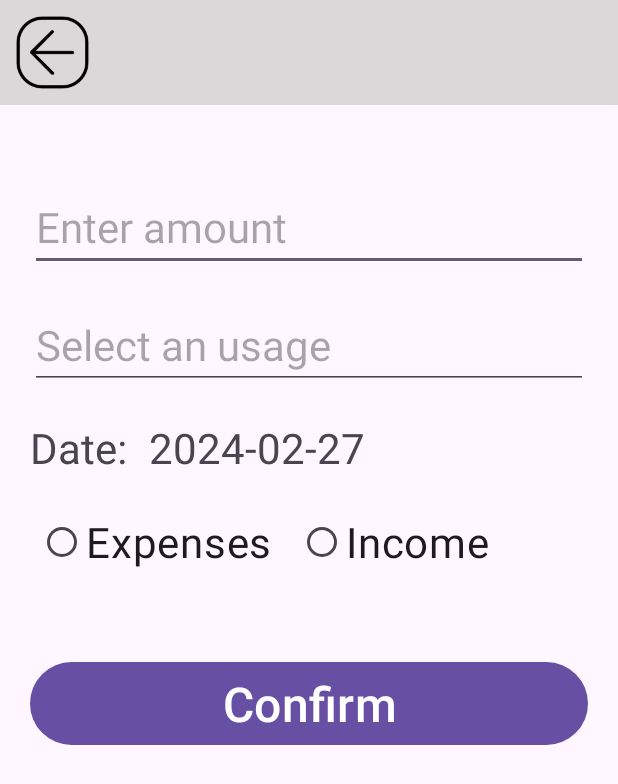
After one commit to Samuel0206/NMTrack, an Android app: the BillInputActivity screen opened directly, with no data from a screen before it, on a phone screen of 412 x 824 dp. The commit adds this screen. Shown: the top 784 px of the screen. Run offline under Robolectric (Android 15) with nearby library versions, the phone set to English and light mode, and no system bars; our stand-ins replace Firebase (no records; nobody signed in at launch, a user with empty details on screens opened directly).

Commit message:
bill input

```diff
--- a/app/build.gradle.kts
+++ b/app/build.gradle.kts
@@ -51,11 +51,14 @@ dependencies {
     implementation("com.google.firebase:firebase-auth-ktx:22.3.1")
     implementation("com.google.firebase:firebase-firestore-ktx:24.10.2")
     implementation("com.google.firebase:firebase-storage-ktx:20.3.0")
+
+    implementation("com.google.firebase:firebase-firestore:24.10.2")
     testImplementation("junit:junit:4.13.2")
     androidTestImplementation("androidx.test.ext:junit:1.1.5")
     androidTestImplementation("androidx.test.espresso:espresso-core:3.5.1")
     implementation(platform("com.google.firebase:firebase-bom:32.7.2"))
     implementation("com.google.firebase:firebase-analytics")
-    implementation("com.github.bumptech.glide:glide:4.12.0") // 请使用最新版本
+
+    implementation("com.github.bumptech.glide:glide:4.12.0")
     annotationProcessor ("com.github.bumptech.glide:compiler:4.12.0")
 }
--- a/app/src/main/AndroidManifest.xml
+++ b/app/src/main/AndroidManifest.xml
@@ -27,6 +27,8 @@
         <activity android:name=".RegisterActivity" />
         <activity android:name=".ForgetPasswordActivity" />
         <activity android:name=".MainActivity" />
+        <activity android:name=".BillInputActivity"/>
+
     </application>
 
 </manifest>
--- /dev/null
+++ b/app/src/main/java/com/project/tracker/BillInputActivity.kt
@@ -0,0 +1,144 @@
+package com.project.tracker
+
+import android.app.DatePickerDialog
+import android.content.ContentValues.TAG
+import android.content.Intent
+import android.os.Bundle
+import android.util.Log
+import android.widget.ArrayAdapter
+import android.widget.AutoCompleteTextView
+import android.widget.Button
+import android.widget.EditText
+import android.widget.RadioButton
+import android.widget.RadioGroup
+import android.widget.TextView
+import androidx.appcompat.app.AppCompatActivity
+import com.google.firebase.auth.FirebaseAuth
+import com.google.firebase.database.FirebaseDatabase
+import java.text.SimpleDateFormat
+import java.util.Calendar
+import java.util.Locale
+
+class BillInputActivity : AppCompatActivity() {
+
+    private lateinit var mAuth: FirebaseAuth
+    private lateinit var amountUsage: AutoCompleteTextView
+    private lateinit var inputAmount: EditText
+    private lateinit var inputExpenses: RadioButton
+    private lateinit var inputIncome: RadioButton
+    private lateinit var inputAmountConfirm: Button
+    private lateinit var radioGroup: RadioGroup
+    private lateinit var dateTextView: TextView
+    private lateinit var calendar: Calendar
+    private lateinit var datePickerDialog: DatePickerDialog
+    private val currentUser = FirebaseAuth.getInstance().currentUser
+    private val database = FirebaseDatabase.getInstance().reference
+
+    override fun onCreate(savedInstanceState: Bundle?) {
+        super.onCreate(savedInstanceState)
+        setContentView(R.layout.activity_bill_input)
+
+        mAuth = FirebaseAuth.getInstance()
+        inputAmount = findViewById(R.id.input_amount)
+        inputExpenses = findViewById(R.id.input_expenses)
+        inputIncome = findViewById(R.id.input_income)
+        inputAmountConfirm = findViewById(R.id.input_amount_confirm)
+        radioGroup = findViewById(R.id.input_amount_type)
+        amountUsage = findViewById(R.id.amount_usage_select)
+        dateTextView = findViewById(R.id.date_text_view)
+
+        setupAutoCompleteTextView()
+        setDefaultType()
+
+        calendar = Calendar.getInstance()
+        updateDateTextView()
+
+        dateTextView.setOnClickListener {
+            showDatePickerDialog()
+        }
+
+        inputAmountConfirm.setOnClickListener {
+            saveBillToFirebase()
+            startActivity(Intent(this, MainActivity::class.java))
+        }
+
+        radioGroup.setOnCheckedChangeListener { _, checkedId ->
+            when (checkedId) {
+                R.id.input_expenses -> {
+                    amountUsage.isEnabled = true
+                }
+                R.id.input_income -> {
+                    amountUsage.setText("")
+                    amountUsage.isEnabled = false
+                }
+            }
+        }
+    }
+
+    private fun setupAutoCompleteTextView() {
+        val options = arrayOf("Food", "Shopping", "Entertainment")
+        val adapter = ArrayAdapter(this, android.R.layout.simple_dropdown_item_1line, options)
+        amountUsage.setAdapter(adapter)
+
+        amountUsage.isFocusable = false
+        amountUsage.isFocusableInTouchMode = false
+        amountUsage.isClickable = true
+        amountUsage.setOnClickListener {
+            amountUsage.showDropDown()
+        }
+    }
+
+    private fun setDefaultType() {
+        inputIncome.isChecked = false
+        amountUsage.isEnabled = true
+    }
+
+    private fun showDatePickerDialog() {
+        datePickerDialog = DatePickerDialog(
+            this,
+            { _, year, monthOfYear, dayOfMonth ->
+                calendar.set(year, monthOfYear, dayOfMonth)
+                updateDateTextView()
+            },
+            calendar.get(Calendar.YEAR),
+            calendar.get(Calendar.MONTH),
+            calendar.get(Calendar.DAY_OF_MONTH)
+        )
+        datePickerDialog.datePicker.maxDate = System.currentTimeMillis()
+        datePickerDialog.show()
+    }
+
+    private fun updateDateTextView() {
+        val dateFormat = SimpleDateFormat("yyyy-MM-dd", Locale.getDefault())
+        dateTextView.text = dateFormat.format(calendar.time)
+    }
+
+    private fun saveBillToFirebase() {
+        val amount = inputAmount.text.toString().toDoubleOrNull() ?: return
+        val usage = if (inputIncome.isChecked) "Income" else amountUsage.text.toString()
+        val type = if (inputExpenses.isChecked) "Expenses" else "Income"
+        val date = dateTextView.text.toString()
+
+        currentUser?.uid?.let { userId ->
+            val billId = database.child("bills").push().key
+            val bill = hashMapOf(
+                "id" to billId,
+                "amount" to amount,
+                "usage" to usage,
+                "type" to type,
+                "date" to date,
+                "userId" to userId
+            )
+
+            if (billId != null) {
+                database.child("bills").child(billId).setValue(bill)
+                    .addOnSuccessListener {
+                        Log.d(TAG, "Bill saved to Firebase Realtime Database with ID: $billId")
+                    }
+                    .addOnFailureListener { e ->
+                        Log.w(TAG, "Error saving bill to Firebase Realtime Database", e)
+                    }
+            }
+        }
+    }
+}
--- /dev/null
+++ b/app/src/main/res/layout/activity_bill_input.xml
@@ -0,0 +1,104 @@
+<?xml version="1.0" encoding="utf-8"?>
+<LinearLayout xmlns:android="http://schemas.android.com/apk/res/android"
+    xmlns:app="http://schemas.android.com/apk/res-auto"
+    xmlns:tools="http://schemas.android.com/tools"
+    android:layout_width="match_parent"
+    android:layout_height="match_parent"
+    android:orientation="vertical"
+    tools:context=".BillInputActivity">
+
+    <LinearLayout
+        android:layout_width="match_parent"
+        android:layout_height="wrap_content"
+        android:orientation="horizontal"
+        android:background="#DAD8D8"
+        android:padding="10dp">
+
+        <ImageView
+            android:id="@+id/input_back_to_main"
+            android:layout_width="50dp"
+            android:layout_height="50dp"
+            android:gravity="center"
+            android:src="@drawable/back" />
+
+    </LinearLayout>
+
+    <EditText
+        android:id="@+id/input_amount"
+        android:layout_marginTop="52dp"
+        android:layout_marginHorizontal="20dp"
+        android:layout_width="match_parent"
+        android:layout_height="wrap_content"
+        android:textSize="28dp"
+        android:hint="Enter amount"
+        android:maxLines="1"/>
+
+    <AutoCompleteTextView
+        android:id="@+id/amount_usage_select"
+        android:layout_marginTop="20dp"
+        android:layout_marginHorizontal="20dp"
+        android:layout_width="match_parent"
+        android:layout_height="wrap_content"
+        android:completionThreshold="1"
+        android:textSize="28sp"
+        android:hint="Select an usage"
+        android:inputType="textAutoComplete"/>
+
+    <LinearLayout
+        android:layout_width="match_parent"
+        android:layout_height="wrap_content"
+        android:layout_marginHorizontal="20dp"
+        android:layout_marginTop="20dp"
+        android:orientation="horizontal">
+
+        <TextView
+            android:layout_width="wrap_content"
+            android:layout_height="wrap_content"
+            android:text="Date: "
+            android:textSize="28sp"/>
+
+        <TextView
+            android:id="@+id/date_text_view"
+            android:layout_width="wrap_content"
+            android:layout_height="wrap_content"
+            android:textSize="28sp"
+            android:layout_marginStart="8dp"/>
+
+    </LinearLayout>
+
+    <RadioGroup
+        android:id="@+id/input_amount_type"
+        android:layout_marginTop="20dp"
+        android:layout_marginHorizontal="20dp"
+        android:layout_width="wrap_content"
+        android:layout_height="wrap_content"
+        android:layout_centerInParent="true"
+        android:orientation="horizontal">
+
+        <RadioButton
+            android:id="@+id/input_expenses"
+            android:layout_marginHorizontal="5dp"
+            android:layout_width="match_parent"
+            android:layout_height="wrap_content"
+            android:textSize="28dp"
+            android:text="Expenses " />
+
+        <RadioButton
+            android:id="@+id/input_income"
+            android:layout_marginHorizontal="5dp"
+            android:layout_width="match_parent"
+            android:layout_height="wrap_content"
+            android:textSize="28dp"
+            android:text="Income " />
+    </RadioGroup>
+
+    <Button
+        android:id="@+id/input_amount_confirm"
+        android:layout_marginTop="52dp"
+        android:layout_marginHorizontal="20dp"
+        android:layout_width="match_parent"
+        android:layout_height="wrap_content"
+        android:textSize="32dp"
+        android:text="Confirm"/>
+
+</LinearLayout>
--- a/app/src/main/res/menu/bottom_navi.xml
+++ b/app/src/main/res/menu/bottom_navi.xml
@@ -9,6 +9,10 @@
         android:title="List"
         android:icon="@drawable/list"/>
     <item
+        android:id="@+id/action_stat_page"
+        android:title="stat"
+        android:icon="@drawable/stat"/>
+    <item
         android:id="@+id/action_user_page"
         android:title="User"
         android:icon="@drawable/user"/>
```
Also changed, not shown: app/src/main/java/com/project/tracker/MainActivity.kt (+16 -4 lines), app/src/main/res/layout/activity_login.xml (+0 -8 lines), app/src/main/res/layout/activity_main.xml (+12 -0 lines), app/src/main/res/drawable/add.png (added), app/src/main/res/drawable/stat.png (added).
